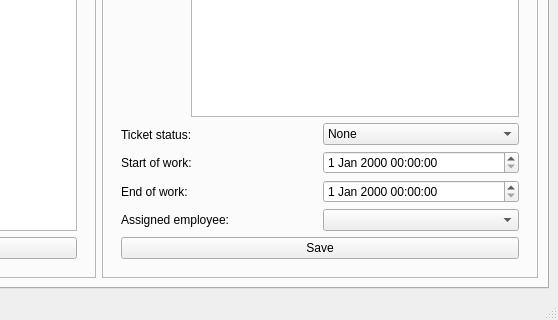
Before: the Qt Designer form form.ui in MokiD0ki/CarWorkshop, drawn with Qt 5; both pictures show x 361 to 919 and y 311 to 631 of the 919 by 631 pixel window.
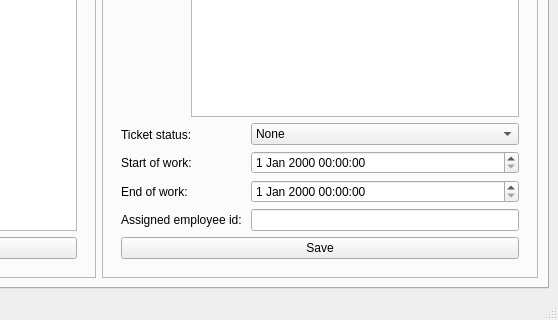
After: the same form once the commit is applied.

Commit message: Employee assignable to tickets

```diff
--- a/form.ui
+++ b/form.ui
@@ -298,7 +298,7 @@
                       <item>
                        <widget class="QLabel" name="assigned_employee_label">
                         <property name="text">
-                         <string>Assigned employee: </string>
+                         <string>Assigned employee id: </string>
                         </property>
                        </widget>
                       </item>
@@ -342,7 +342,7 @@
                        <widget class="QDateTimeEdit" name="end_of_work_date_edit"/>
                       </item>
                       <item>
-                       <widget class="QComboBox" name="assign_employee_combo_box"/>
+                       <widget class="QLineEdit" name="assigned_employee_id_edit"/>
                       </item>
                      </layout>
                     </item>
```
The commit also changes 5 other files.
